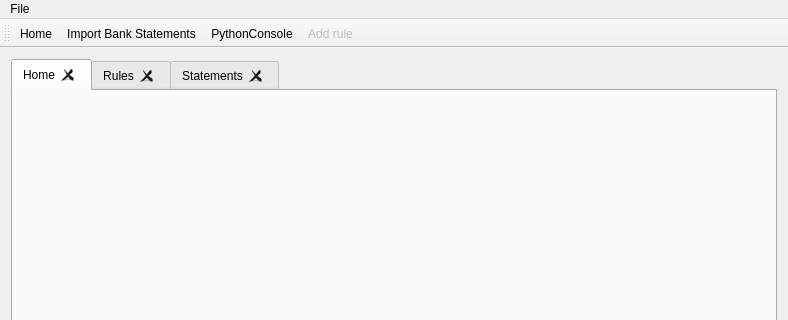
agabor/platan, file Platan/PlatanUI/mainwindow.ui: the form before one commit; both pictures show x 0 to 788 and y 0 to 320 of the 788 by 543 pixel window.
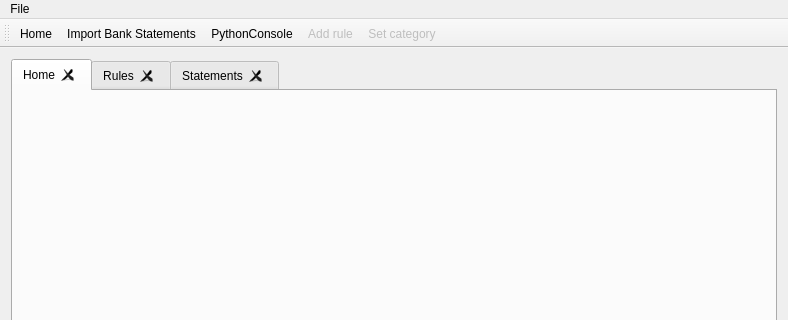
The form after the commit. Icons and pictures are not drawn. Custom widgets are drawn as their Qt base class.

Diff of the .ui file:
```diff
--- a/Platan/PlatanUI/mainwindow.ui
+++ b/Platan/PlatanUI/mainwindow.ui
@@ -135,6 +135,7 @@
    <addaction name="actionImport_Bank_Statements"/>
    <addaction name="actionPythonConsole"/>
    <addaction name="actionAdd_rule"/>
+   <addaction name="actionSet_category"/>
   </widget>
   <action name="actionHome">
    <property name="icon">
@@ -202,6 +203,21 @@
     <string>+</string>
    </property>
   </action>
+  <action name="actionSet_category">
+   <property name="enabled">
+    <bool>false</bool>
+   </property>
+   <property name="icon">
+    <iconset resource="icons.qrc">
+     <normaloff>:/icons/icons/go-jump.png</normaloff>:/icons/icons/go-jump.png</iconset>
+   </property>
+   <property name="text">
+    <string>Set category</string>
+   </property>
+   <property name="toolTip">
+    <string>Set category</string>
+   </property>
+  </action>
  </widget>
  <layoutdefault spacing="6" margin="11"/>
  <customwidgets>
```
